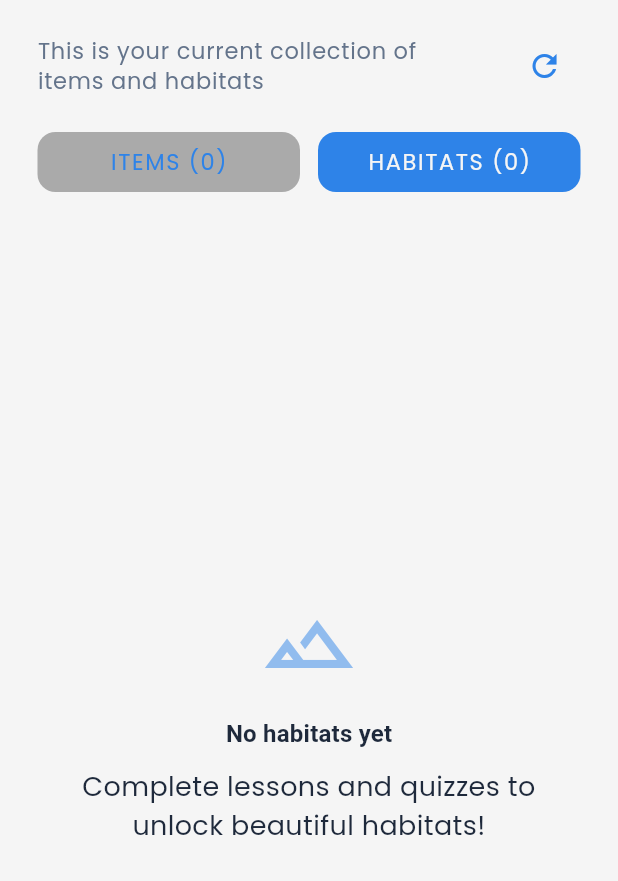
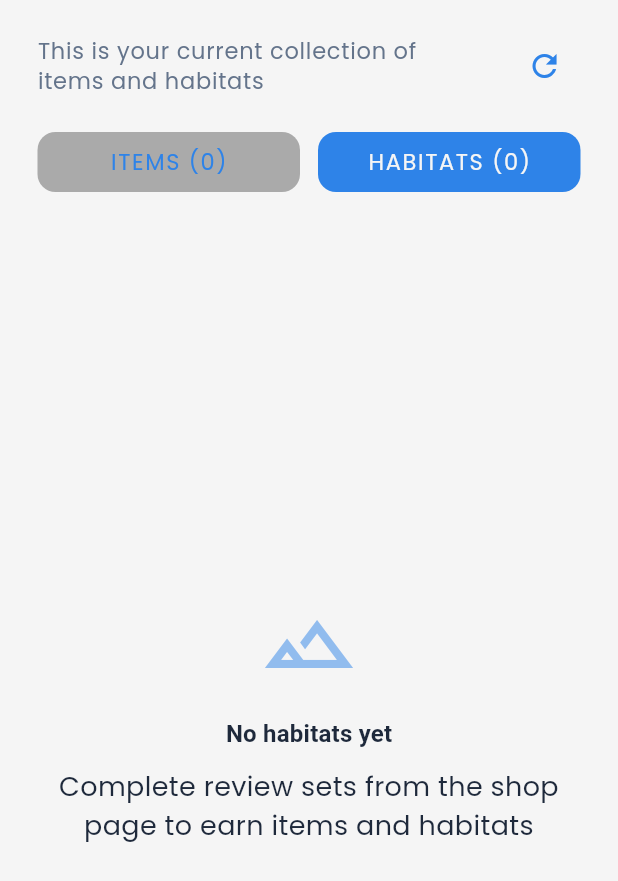
Before and after one commit to khalilFadi/safeScales-App, a Flutter app: the ItemsScreen screen opened directly, after a tap on an icon or button, on a phone screen of 412 x 824 dp. Shown: the top 881 px of the screen. Run offline on Flutter 3.47's test engine with Material 3 defaults, Android fonts, the phone set to English and light mode, and no system bars; our stand-ins replace flutter_dotenv, flutter_markdown, flutter_tts, font_awesome_flutter, google_fonts, package_info_plus and 2 more; missing offline and left inert: dart:js, markdown; accounts and stored records are empty; project files that could hold a hidden picture were left out.

Commit message:
no habitat screen match no items

```diff
--- a/lib/ui/screens/items_screen.dart
+++ b/lib/ui/screens/items_screen.dart
@@ -236,9 +236,7 @@ class _ItemsScreenState extends State<ItemsScreen> {
             ),
             const SizedBox(height: 10),
             Text(
-              selectedTab == 0
-                  ? 'Complete review sets from the shop page to earn items and habitats'
-                  : 'Complete lessons and quizzes to unlock beautiful habitats!',
+              'Complete review sets from the shop page to earn items and habitats',
               style: theme.textTheme.bodyMedium,
               textAlign: TextAlign.center,
             ),
```
